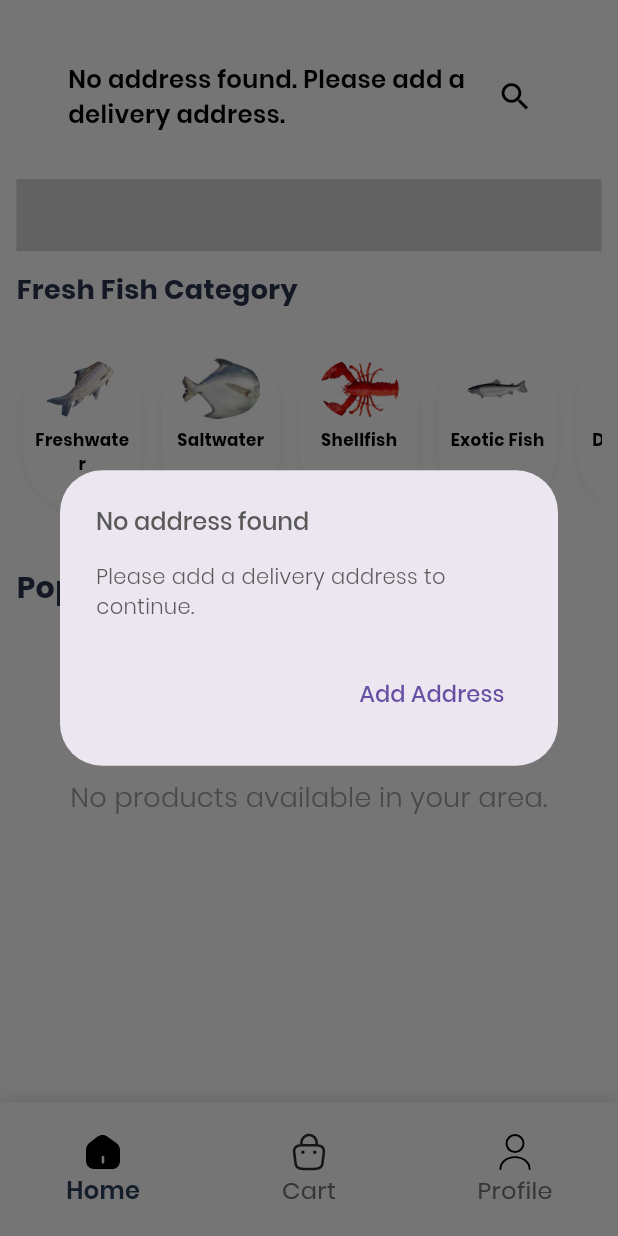
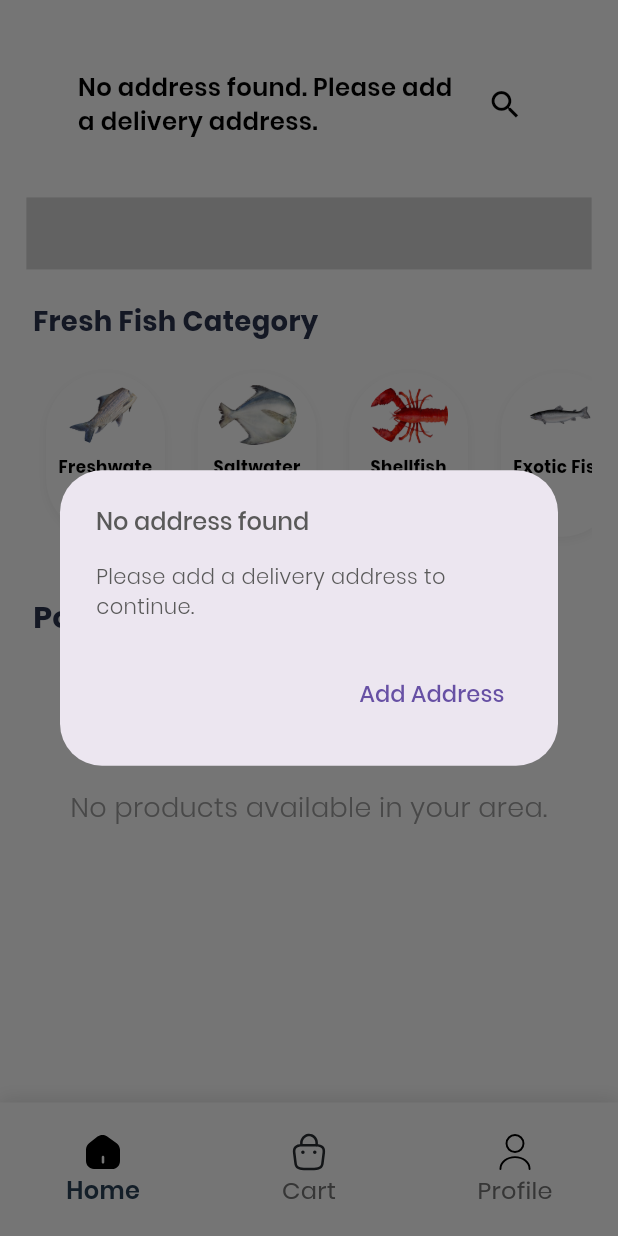
Before and after one commit to Afnanafsal/nexoEShopee, a Flutter app: the HomeScreen screen opened directly, on a phone screen of 412 x 824 dp. Run offline on Flutter 3.47's test engine with Material 3 defaults, Android fonts, the phone set to English and light mode, and no system bars; our stand-ins replace cloud_firestore, firebase_auth, firebase_core, flutter_rating_bar, flutter_riverpod, flutter_screenutil and 10 more; missing offline and left inert: enum_to_string, flutter_facebook_auth, razorpay_flutter; accounts and stored records are empty; project files that could hold a hidden picture were left out.

Commit message:
feat: Update layout and padding in Body component for improved responsiveness

```diff
--- a/lib/screens/home/components/body.dart
+++ b/lib/screens/home/components/body.dart
@@ -10,7 +10,7 @@ import 'package:fishkart/services/authentification/authentification_service.dart
 import 'package:fishkart/services/database/product_database_helper.dart';
 import 'package:fishkart/services/database/user_database_helper.dart';
 import 'package:fishkart/providers/providers.dart';
-import 'package:fishkart/size_config.dart';
+// import 'package:fishkart/size_config.dart';
 import 'package:flutter/material.dart';
 import 'package:flutter_riverpod/flutter_riverpod.dart';
 import 'package:flutter_svg/svg.dart';
@@ -106,13 +106,13 @@ class _BodyState extends ConsumerState<Body> {
                 physics: AlwaysScrollableScrollPhysics(),
                 child: Padding(
                   padding: EdgeInsets.symmetric(
-                    horizontal: getProportionateScreenWidth(screenPadding),
-                  ),
+                    horizontal: 16.w,
+                  ), // Consistent horizontal padding
                   child: Column(
                     mainAxisSize: MainAxisSize.max,
-                    mainAxisAlignment: MainAxisAlignment.spaceBetween,
+                    mainAxisAlignment: MainAxisAlignment.start,
                     children: [
-                      SizedBox(height: getProportionateScreenHeight(15)),
+                      SizedBox(height: 20.h), // More top space
                       HomeHeader(
                         onSearchSubmitted: (value) async {
                           final query = value.toString();
@@ -209,18 +209,21 @@ class _BodyState extends ConsumerState<Body> {
                           }
                         },
                       ),
-                      SizedBox(height: getProportionateScreenHeight(5)),
+                      SizedBox(height: 12.h),
                       SvgPicture.asset('assets/images/banner1.svg'),
-                      SizedBox(height: getProportionateScreenHeight(5)),
+                      SizedBox(height: 18.h),
                       Align(
                         alignment: Alignment.centerLeft,
                         child: Padding(
-                          padding: const EdgeInsets.symmetric(vertical: 8.0),
+                          padding: EdgeInsets.symmetric(
+                            vertical: 4.h,
+                            horizontal: 4.w,
+                          ),
                           child: Text(
                             'Fresh Fish Category',
                             style: TextStyle(
                               fontWeight: FontWeight.bold,
-                              fontSize: 18,
+                              fontSize: 18.sp,
                               color: Color(0xFF2B344F),
                             ),
                           ),
@@ -231,10 +234,12 @@ class _BodyState extends ConsumerState<Body> {
                         height: 140.h,
                         child: ListView.separated(
                           scrollDirection: Axis.horizontal,
-                          padding: EdgeInsets.only(left: 0),
+                          padding: EdgeInsets.symmetric(
+                            horizontal: 8.w,
+                          ), // Add horizontal padding
                           itemCount: productCategories.length,
                           separatorBuilder: (context, i) =>
-                              SizedBox(width: 4.w),
+                              SizedBox(width: 12.w), // More space between items
                           itemBuilder: (context, index) {
                             final cat = productCategories[index];
                             return Container(
@@ -244,7 +249,9 @@ class _BodyState extends ConsumerState<Body> {
                               child: Container(
                                 width: 72.w,
                                 height: 108.h,
-                                margin: EdgeInsets.only(top: 8.h, bottom: 8.h),
+                                margin: EdgeInsets.symmetric(
+                                  vertical: 12.h,
+                                ), // More vertical margin
                                 decoration: BoxDecoration(
                                   color: Colors.white,
                                   borderRadius: BorderRadius.circular(50.r),
@@ -299,17 +306,20 @@ class _BodyState extends ConsumerState<Body> {
                           },
                         ),
                       ),
-                      SizedBox(height: getProportionateScreenHeight(5)),
+                      SizedBox(height: 18.h),
                       // Popular Items Section
                       Align(
                         alignment: Alignment.centerLeft,
                         child: Padding(
-                          padding: const EdgeInsets.symmetric(vertical: 16.0),
+                          padding: EdgeInsets.symmetric(
+                            vertical: 4.h,
+                            horizontal: 4.w,
+                          ),
                           child: Text(
                             'Popular Items',
                             style: TextStyle(
                               fontWeight: FontWeight.w700,
-                              fontSize: 20,
+                              fontSize: 20.sp,
                               color: Color(0xFF2B344F),
                             ),
                           ),
@@ -360,24 +370,24 @@ class _BodyState extends ConsumerState<Body> {
                                       physics: NeverScrollableScrollPhysics(),
                                       itemCount: 6,
                                       separatorBuilder: (context, index) =>
-                                          SizedBox(height: 20),
+                                          SizedBox(height: 20.h),
                                       itemBuilder: (context, index) {
                                         return Shimmer.fromColors(
                                           baseColor: Colors.grey[300]!,
                                           highlightColor: Colors.grey[100]!,
                                           child: Container(
                                             margin: EdgeInsets.symmetric(
-                                              horizontal: 2,
+                                              horizontal: 2.w,
                                             ),
                                             decoration: BoxDecoration(
                                               color: Colors.white,
                                               borderRadius:
-                                                  BorderRadius.circular(24),
+                                                  BorderRadius.circular(24.r),
                                               boxShadow: [
                                                 BoxShadow(
                                                   color: Colors.black12,
-                                                  blurRadius: 16,
-                                                  offset: Offset(0, 8),
+                                                  blurRadius: 16.r,
+                                                  offset: Offset(0, 8.h),
                                                 ),
                                               ],
                                             ),
@@ -386,17 +396,15 @@ class _BodyState extends ConsumerState<Body> {
                                                   CrossAxisAlignment.center,
                                               children: [
                                                 Padding(
-                                                  padding: const EdgeInsets.all(
-                                                    12.0,
-                                                  ),
+                                                  padding: EdgeInsets.all(12.w),
                                                   child: ClipRRect(
                                                     borderRadius:
                                                         BorderRadius.circular(
-                                                          16,
+                                                          16.r,
                                                         ),
                                                     child: Container(
-                                                      width: 80,
-                                                      height: 80,
+                                                      width: 80.w,
+                                                      height: 80.w,
                                                       color: Colors.grey[200],
                                                     ),
                                                   ),
@@ -404,9 +412,9 @@ class _BodyState extends ConsumerState<Body> {
                                                 Expanded(
                                                   child: Padding(
                                                     padding:
-                                                        const EdgeInsets.symmetric(
-                                                          vertical: 18.0,
-                                                          horizontal: 4.0,
+                                                        EdgeInsets.symmetric(
+                                                          vertical: 18.h,
+                                                          horizontal: 4.w,
                                                         ),
                                                     child: Column(
                                                       crossAxisAlignment:
@@ -416,30 +424,32 @@ class _BodyState extends ConsumerState<Body> {
                                                         Container(
                                                           width:
                                                               double.infinity,
-                                                          height: 18,
+                                                          height: 18.h,
                                                           color:
                                                               Colors.grey[300],
                                                         ),
-                                                        SizedBox(height: 8),
+                                                        SizedBox(height: 8.h),
                                                         Container(
-                                                          width: 80,
-                                                          height: 14,
+                                                          width: 80.w,
+                                                          height: 14.h,
                                                           color:
                                                               Colors.grey[300],
                                                         ),
-                                                        SizedBox(height: 6),
+                                                        SizedBox(height: 6.h),
                                                         Row(
                                                           children: [
                                                             Container(
-                                                              width: 40,
-                                                              height: 16,
+                                                              width: 40.w,
+                                                              height: 16.h,
                                                               color: Colors
                                                                   .grey[300],
                                                             ),
-                                                            SizedBox(width: 8),
+                                                            SizedBox(
+                                                              width: 8.w,
+                                                            ),
                                                             Container(
-                                                              width: 40,
-                                                              height: 14,
+                                                              width: 40.w,
+                                                              height: 14.h,
                                                               color: Colors
                                                                   .grey[300],
                                                             ),
@@ -569,7 +579,9 @@ class _BodyState extends ConsumerState<Body> {
                                     physics: NeverScrollableScrollPhysics(),
                                     itemCount: products.length,
                                     separatorBuilder: (context, index) =>
-                                        SizedBox(height: 20),
+                                        SizedBox(
+                                          height: 24.h,
+                                        ), // More space between product cards
                                     itemBuilder: (context, index) {
                                       final product = products[index];
                                       // Null safety and fallback values for all fields
@@ -606,7 +618,8 @@ class _BodyState extends ConsumerState<Body> {
                                         borderRadius: BorderRadius.circular(24),
                                         child: Container(
                                           margin: EdgeInsets.symmetric(
-                                            horizontal: 2,
+                                            horizontal: 8
+                                                .w, // More margin from screen edge
                                           ),
                                           decoration: BoxDecoration(
                                             color: Colors.white,
@@ -626,15 +639,17 @@ class _BodyState extends ConsumerState<Body> {
                                                 CrossAxisAlignment.center,
                                             children: [
                                               Padding(
-                                                padding: const EdgeInsets.all(
-                                                  12.0,
-                                                ),
+                                                padding: EdgeInsets.all(
+                                                  16.w,
+                                                ), // More padding for image
                                                 child: ClipRRect(
                                                   borderRadius:
-                                                      BorderRadius.circular(16),
+                                                      BorderRadius.circular(
+                                                        16.r,
+                                                      ),
                                                   child: Container(
-                                                    width: 80,
-                                                    height: 80,
+                                                    width: 80.w,
+                                                    height: 80.w,
                                                     color: Colors.grey[200],
                                                     child: productImage != null
                                                         ? Base64ImageService()
@@ -642,15 +657,15 @@ class _BodyState extends ConsumerState<Body> {
                                                                 productImage,
                                                                 fit: BoxFit
                                                                     .cover,
-                                                                width: 80,
-                                                                height: 80,
+                                                                width: 80.w,
+                                                                height: 80.w,
                                                               )
                                                         : Center(
                                                             child: Icon(
                                                               Icons.image,
                                                               color:
                                                                   Colors.grey,
-                                                              size: 40,
+                                                              size: 40.sp,
                                                             ),
                                                           ),
                                                   ),
@@ -658,11 +673,11 @@ class _BodyState extends ConsumerState<Body> {
                                               ),
                                               Expanded(
                                                 child: Padding(
-                                                  padding:
-                                                      const EdgeInsets.symmetric(
-                                                        vertical: 18.0,
-                                                        horizontal: 4.0,
-                                                      ),
+                                                  padding: EdgeInsets.symmetric(
+                                                    vertical: 18.h,
+                                                    horizontal: 8
+                                                        .w, // More horizontal padding for text
+                                                  ),
                                                   child: Column(
                                                     crossAxisAlignment:
                                                         CrossAxisAlignment
@@ -673,7 +688,7 @@ class _BodyState extends ConsumerState<Body> {
                                                         style: TextStyle(
                                                           fontWeight:
                                                               FontWeight.w700,
-                                                          fontSize: 17,
+                                                          fontSize: 17.sp,
                                                           color: Color(
                                                             0xFF2B344F,
                                                           ),
@@ -686,19 +701,19 @@ class _BodyState extends ConsumerState<Body> {
                                                           .isNotEmpty)
                                                         Padding(
                                                           padding:
-                                                              const EdgeInsets.only(
-                                                                top: 2.0,
+                                                              EdgeInsets.only(
+                                                                top: 2.h,
                                                               ),
                                                           child: Text(
                                                             'Net weight: $productVariant',
                                                             style: TextStyle(
-                                                              fontSize: 13,
+                                                              fontSize: 13.sp,
                                                               color: Colors
                                                                   .black54,
                                                             ),
                                                           ),
                                                         ),
-                                                      SizedBox(height: 6),
+                                                      SizedBox(height: 6.h),
                                                       Row(
                                                         children: [
                                                           Text(
@@ -707,7 +722,7 @@ class _BodyState extends ConsumerState<Body> {
                                                               fontWeight:
                                                                   FontWeight
                                                                       .w700,
-                                                              fontSize: 15,
+                                                              fontSize: 15.sp,
                                                               color:
                                                                   Colors.black,
                                                             ),
@@ -715,13 +730,14 @@ class _BodyState extends ConsumerState<Body> {
                                                           if (originalPrice > 0)
                                                             Padding(
                                                               padding:
-                                                                  const EdgeInsets.only(
-                                                                    left: 6.0,
+                                                                  EdgeInsets.only(
+                                                                    left: 6.w,
                                                                   ),
                                                               child: Text(
                                                                 '₹${originalPrice.toStringAsFixed(2)}',
                                                                 style: TextStyle(
-                                                                  fontSize: 12,
+                                                                  fontSize:
+                                                                      12.sp,
                                                                   color: Colors
                                                                       .black38,
                                                                   decoration:
@@ -737,16 +753,16 @@ class _BodyState extends ConsumerState<Body> {
                                                 ),
                                               ),
                                               Padding(
-                                                padding:
-                                                    const EdgeInsets.symmetric(
-                                                      horizontal: 16.0,
-                                                    ),
+                                                padding: EdgeInsets.symmetric(
+                                                  horizontal: 12
+                                                      .w, // Less padding for add button
+                                                ),
                                                 child: Material(
                                                   color: Colors.transparent,
                                                   child: InkWell(
                                                     borderRadius:
                                                         BorderRadius.circular(
-                                                          32,
+                                                          32.r,
                                                         ),
                                                     onTap: () {
                                                       final selectedAddressId =
@@ -804,8 +820,8 @@ class _BodyState extends ConsumerState<Body> {
                                                           });
                                                     },
                                                     child: Container(
-                                                      width: 56,
-                                                      height: 56,
+                                                      width: 56.w,
+                                                      height: 56.w,
                                                       decoration: BoxDecoration(
                                                         color: Colors.white,
                                                         shape: BoxShape.circle,
@@ -813,13 +829,13 @@ class _BodyState extends ConsumerState<Body> {
                                                           BoxShadow(
                                                             color:
                                                                 Colors.black12,
-                                                            blurRadius: 12,
+                                                            blurRadius: 12.r,
                                                           ),
                                                         ],
                                                       ),
                                                       child: Icon(
                                                         Icons.add,
-                                                        size: 36,
+                                                        size: 36.sp,
                                                         color: Color(
                                                           0xFF2B344F,
                                                         ),
@@ -844,7 +860,7 @@ class _BodyState extends ConsumerState<Body> {
                           );
                         },
                       ),
-                      SizedBox(height: getProportionateScreenHeight(80)),
+                      SizedBox(height: 80.h),
                     ],
                   ),
                 ),
```
